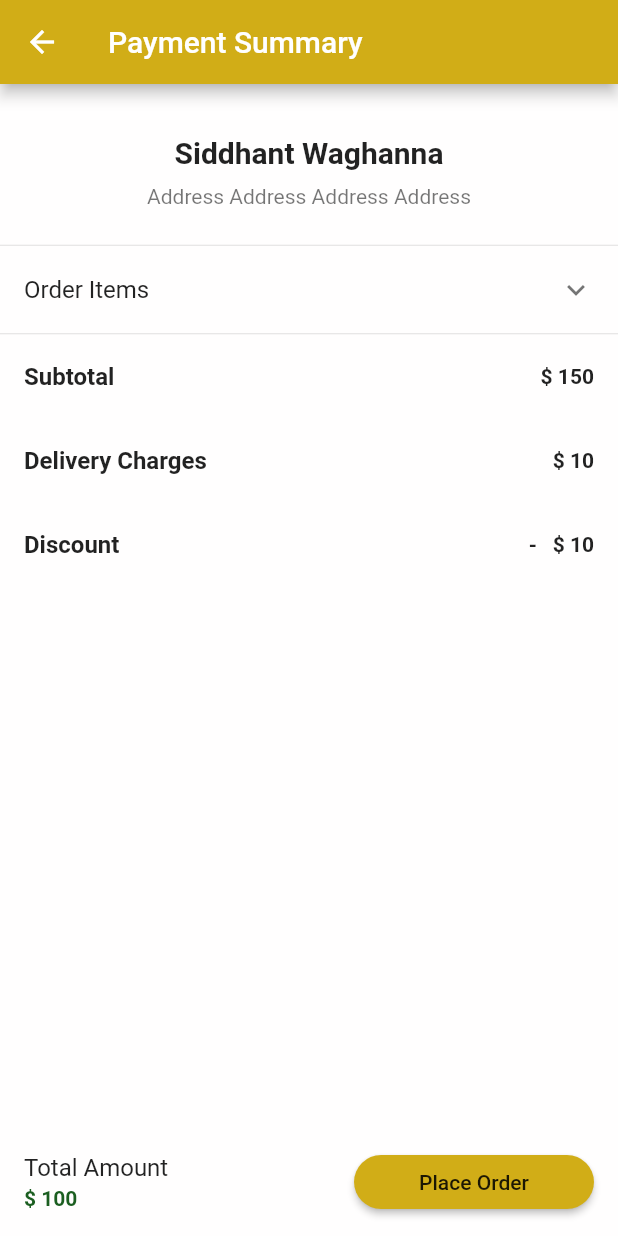
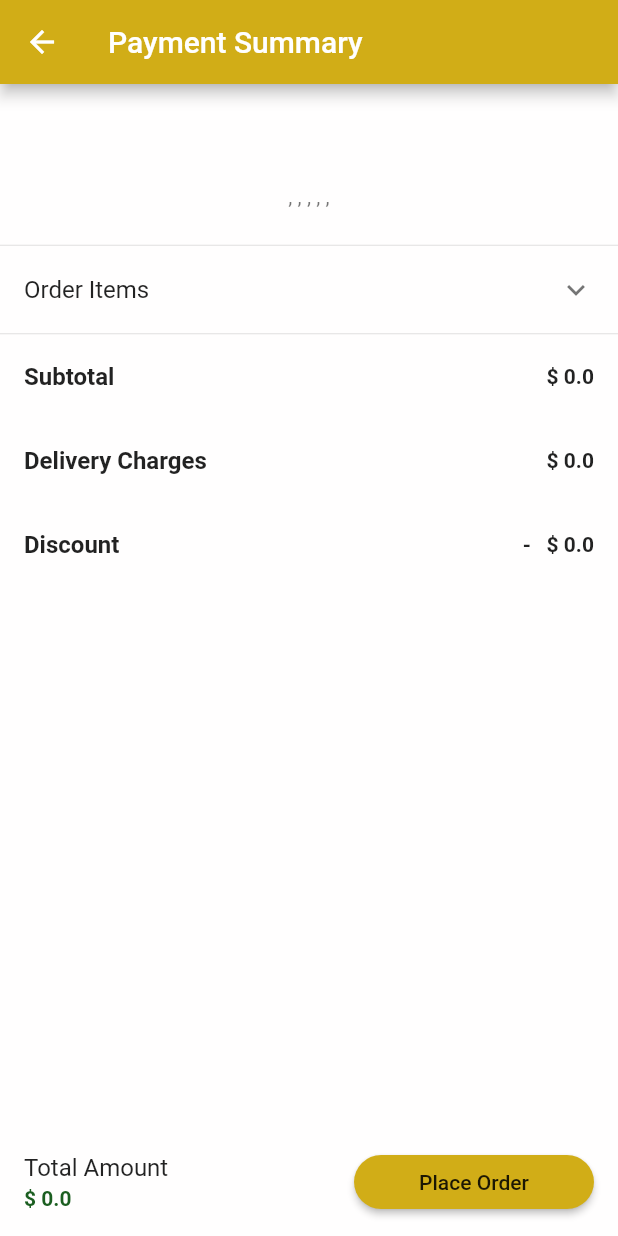
Before and after one commit to tanmay0117/The-Foodie-Express, a Flutter app: the DeliveryDetails screen opened directly, after a tap on "Payment Summary", on a phone screen of 412 x 824 dp. Run offline on Flutter 3.47's test engine with Material 2 defaults, Android fonts, the phone set to English and light mode, and no system bars; our stand-ins replace cloud_firestore, firebase_auth, firebase_core, flutter_signin_button, fluttertoast, google_maps_flutter and 2 more; missing offline and left inert: pay; accounts and stored records are empty.

Commit message:
Integrated Google Maps for setting current location and added GPay screen

```diff
--- /dev/null
+++ b/lib/models/delivery_address.dart
@@ -0,0 +1,23 @@
+class DeliveryAddressModel {
+  late String firstName;
+  late String lastName;
+  late String mobileNo;
+  late String flatNo;
+  late String building;
+  late String society;
+  late String area;
+  late String pincode;
+  late String addressType;
+
+  DeliveryAddressModel({
+    required this.firstName,
+    required this.lastName,
+    required this.mobileNo,
+    required this.flatNo,
+    required this.building,
+    required this.society,
+    required this.area,
+    required this.pincode,
+    required this.addressType,
+  });
+}
--- a/lib/providers/checkout_provider.dart
+++ b/lib/providers/checkout_provider.dart
@@ -3,6 +3,9 @@ import 'package:firebase_auth/firebase_auth.dart';
 import 'package:flutter/cupertino.dart';
 import 'package:fluttertoast/fluttertoast.dart';
 import 'package:food_app/screens/%20check_out/add_new_address/add_new_address.dart';
+import 'package:location/location.dart';
+
+import '../models/delivery_address.dart';
 
 class CheckoutProvider with ChangeNotifier {
   TextEditingController firstName = TextEditingController();
@@ -14,6 +17,7 @@ class CheckoutProvider with ChangeNotifier {
   TextEditingController area = TextEditingController();
   TextEditingController pincode = TextEditingController();
   late AddressTypes myType;
+  late LocationData setLocation;
 
   void validator(context, myType) async {
     if (firstName.text.isEmpty) {
@@ -32,6 +36,8 @@ class CheckoutProvider with ChangeNotifier {
       Fluttertoast.showToast(msg: "Area is empty");
     } else if (pincode.text.isEmpty) {
       Fluttertoast.showToast(msg: "Pincode is empty");
+    } else if (setLocation.longitude == null) {
+      Fluttertoast.showToast(msg: "Set your location");
     } else {
       await FirebaseFirestore.instance
           .collection("AddDeliveryAddress")
@@ -46,6 +52,8 @@ class CheckoutProvider with ChangeNotifier {
         "area": area.text,
         "pincode": pincode.text,
         "addressType": myType.toString(),
+        "latitude": setLocation.latitude,
+        "longitude": setLocation.longitude,
       }).then((value) async {
         await Fluttertoast.showToast(msg: "Added Your Delivery address");
         Navigator.of(context).pop();
@@ -54,4 +62,36 @@ class CheckoutProvider with ChangeNotifier {
       notifyListeners();
     }
   }
+
+  List<DeliveryAddressModel> deliveryAddressDataList = [];
+
+  fetchDeliveryAddressData() async {
+    late DeliveryAddressModel deliveryAddressModel;
+    List<DeliveryAddressModel> newList = [];
+    DocumentSnapshot _db = await FirebaseFirestore.instance
+        .collection("AddDeliveryAddress")
+        .doc(FirebaseAuth.instance.currentUser?.uid)
+        .get();
+    if (_db.exists) {
+      deliveryAddressModel = DeliveryAddressModel(
+        firstName: _db.get("firstName"),
+        lastName: _db.get("lastName"),
+        mobileNo: _db.get("mobileNo"),
+        flatNo: _db.get("flatNo"),
+        building: _db.get("building"),
+        society: _db.get("society"),
+        area: _db.get("area"),
+        pincode: _db.get("pincode"),
+        addressType: _db.get("addressType"),
+      );
+      newList.add(deliveryAddressModel);
+      notifyListeners();
+    }
+    deliveryAddressDataList = newList;
+    notifyListeners();
+  }
+
+  /*List<DeliveryAddressProvider> */ get getDeliveryAddressDataList {
+    return deliveryAddressDataList;
+  }
 }
--- a/lib/screens/ check_out/delivery_details/delivery_details.dart
+++ b/lib/screens/ check_out/delivery_details/delivery_details.dart
@@ -1,18 +1,24 @@
 import 'package:flutter/material.dart';
 import 'package:food_app/config/colors.dart';
+import 'package:food_app/models/delivery_address.dart';
+import 'package:food_app/providers/checkout_provider.dart';
 import 'package:food_app/screens/%20check_out/add_new_address/add_new_address.dart';
 import 'package:food_app/screens/%20check_out/delivery_details/single_address.dart';
 import 'package:food_app/screens/%20check_out/payment_summary/payment_summary.dart';
+import 'package:provider/provider.dart';
 
-class DeliveryDetails extends StatelessWidget {
-  List<Widget> address = [
-    SingleAddress(),
-    SingleAddress(),
-    SingleAddress(),
-    SingleAddress(),
-  ];
+class DeliveryDetails extends StatefulWidget {
+  late DeliveryAddressModel value;
+
+  @override
+  State<DeliveryDetails> createState() => _DeliveryDetailsState();
+}
+
+class _DeliveryDetailsState extends State<DeliveryDetails> {
   @override
   Widget build(BuildContext context) {
+    CheckoutProvider deliveryAddressProvider = Provider.of(context);
+    deliveryAddressProvider.fetchDeliveryAddressData();
     return Scaffold(
       appBar: AppBar(
         backgroundColor: primaryColor,
@@ -40,7 +46,7 @@ class DeliveryDetails extends StatelessWidget {
         child: MaterialButton(
           color: primaryColor,
           onPressed: () {
-            address.isEmpty
+            deliveryAddressProvider.getDeliveryAddressDataList.isEmpty
                 ? Navigator.of(context).push(
                     MaterialPageRoute(
                       builder: (context) => AddNewAddress(),
@@ -48,7 +54,9 @@ class DeliveryDetails extends StatelessWidget {
                   )
                 : Navigator.of(context).push(
                     MaterialPageRoute(
-                      builder: (context) => PaymentSummary(),
+                      builder: (context) => PaymentSummary(
+                        dam: widget.value,
+                      ),
                     ),
                   );
           },
@@ -56,7 +64,9 @@ class DeliveryDetails extends StatelessWidget {
             borderRadius: BorderRadius.circular(30),
           ),
           child: Text(
-            address.isEmpty ? "Add new address" : "Payment Summary",
+            deliveryAddressProvider.getDeliveryAddressDataList.isEmpty
+                ? "Add new address"
+                : "Payment Summary",
             style: TextStyle(color: Colors.white),
           ),
         ),
@@ -75,13 +85,29 @@ class DeliveryDetails extends StatelessWidget {
           Divider(
             height: 1,
           ),
-          address.isEmpty
+          deliveryAddressProvider.getDeliveryAddressDataList.isEmpty
               ? Container(
                   child: Center(child: Text("No Address")),
                 )
               : Column(
                   children: [
-                    ...address,
+                    ...deliveryAddressProvider.getDeliveryAddressDataList
+                        .map((e) {
+                      setState(() {
+                        widget.value = e;
+                      });
+                      return SingleAddress(
+                        address:
+                            "${e.flatNo}, ${e.building}, ${e.society}, ${e.area}, ${e.pincode},",
+                        name: "${e.firstName} ${e.lastName}",
+                        number: e.mobileNo,
+                        addressType: e.addressType == "AddressType.Other"
+                            ? "Other"
+                            : e.addressType == "AddressType.Home"
+                                ? "Home"
+                                : "Work",
+                      );
+                    }).toList(),
                   ],
                 )
         ],
--- a/lib/screens/ check_out/delivery_details/single_address.dart
+++ b/lib/screens/ check_out/delivery_details/single_address.dart
@@ -2,6 +2,16 @@ import 'package:flutter/material.dart';
 import 'package:food_app/config/colors.dart';
 
 class SingleAddress extends StatelessWidget {
+  String address;
+  String name;
+  String number;
+  String addressType;
+  SingleAddress({
+    required this.address,
+    required this.name,
+    required this.number,
+    required this.addressType,
+  });
   @override
   Widget build(BuildContext context) {
     return Column(
@@ -9,20 +19,22 @@ class SingleAddress extends StatelessWidget {
         Padding(
           padding: EdgeInsets.symmetric(vertical: 8),
           child: ListTile(
-            title: Text("Name"),
+            title: Text(
+              name,
+            ),
             subtitle: Column(
               mainAxisAlignment: MainAxisAlignment.spaceEvenly,
               crossAxisAlignment: CrossAxisAlignment.start,
               children: [
                 Text(
-                  "Address Address Address Address Address Address Address Address",
+                  address,
                   style: TextStyle(fontSize: 12),
                 ),
                 SizedBox(
                   height: 5,
                 ),
                 Text(
-                  "Mobile No",
+                  number,
                   style: TextStyle(fontSize: 12),
                 ),
               ],
@@ -36,7 +48,7 @@ class SingleAddress extends StatelessWidget {
               ),
               child: Center(
                 child: Text(
-                  "Home",
+                  addressType,
                   style: TextStyle(color: Colors.white, fontSize: 12),
                 ),
               ),
--- a/lib/screens/ check_out/payment_summary/payment_summary.dart
+++ b/lib/screens/ check_out/payment_summary/payment_summary.dart
@@ -1,9 +1,16 @@
 import 'package:flutter/material.dart';
 import 'package:food_app/config/colors.dart';
+import 'package:food_app/providers/review_cart_provider.dart';
+import 'package:food_app/screens/%20check_out/payment_summary/my_google_pay.dart';
 import 'package:food_app/screens/%20check_out/payment_summary/single_order_item.dart';
+import 'package:food_app/screens/widgets/single_item.dart';
+import 'package:provider/provider.dart';
+
+import '../../../models/delivery_address.dart';
 
 class PaymentSummary extends StatefulWidget {
-  const PaymentSummary({Key? key}) : super(key: key);
+  DeliveryAddressModel dam;
+  PaymentSummary({required this.dam});
 
   @override
   State<PaymentSummary> createState() => _PaymentSummaryState();
@@ -12,6 +19,19 @@ class PaymentSummary extends StatefulWidget {
 class _PaymentSummaryState extends State<PaymentSummary> {
   @override
   Widget build(BuildContext context) {
+    ReviewCartProvider reviewCartProvider = Provider.of(context);
+    reviewCartProvider.fetchReviewCartData();
+
+    double discount = 30;
+    double discountValue = 0.0;
+    double shippingCharges = 0.0;
+    double totalPrice = reviewCartProvider.getTotalPrice();
+    if (totalPrice > 300) {
+      discountValue = (totalPrice * discount) / 100;
+      shippingCharges = 10;
+    }
+    double total = totalPrice - discountValue - shippingCharges;
+
     return Scaffold(
       appBar: AppBar(
         backgroundColor: primaryColor,
@@ -20,7 +40,7 @@ class _PaymentSummaryState extends State<PaymentSummary> {
       bottomNavigationBar: ListTile(
         title: Text('Total Amount'),
         subtitle: Text(
-          '\$ 100',
+          '\$ $total',
           style: TextStyle(
             color: Colors.green[900],
             fontWeight: FontWeight.bold,
@@ -30,7 +50,13 @@ class _PaymentSummaryState extends State<PaymentSummary> {
           width: 160,
           child: MaterialButton(
             child: Text('Place Order'),
-            onPressed: () {},
+            onPressed: () {
+              Navigator.of(context).push(
+                MaterialPageRoute(
+                  builder: (context) => MyGooglePay(),
+                ),
+              );
+            },
             color: primaryColor,
             shape: RoundedRectangleBorder(
               borderRadius: BorderRadius.circular(30),
@@ -40,13 +66,13 @@ class _PaymentSummaryState extends State<PaymentSummary> {
       ),
       body: SingleChildScrollView(
         child: Column(
-          children: const [
+          children: [
             Padding(
               padding: EdgeInsets.only(top: 30),
               child: ListTile(
                 title: Center(
                   child: Text(
-                    "Siddhant Waghanna",
+                    "${widget.dam.firstName} ${widget.dam.lastName}",
                     style: TextStyle(fontSize: 20, fontWeight: FontWeight.bold),
                   ),
                 ),
@@ -54,7 +80,7 @@ class _PaymentSummaryState extends State<PaymentSummary> {
                     child: Padding(
                   padding: EdgeInsets.only(top: 10, bottom: 20),
                   child: Text(
-                    "Address Address Address Address",
+                    "${widget.dam.flatNo}, ${widget.dam.building}, ${widget.dam.society}, ${widget.dam.area}, ${widget.dam.pincode},",
                     style: TextStyle(),
                   ),
                 )),
@@ -66,11 +92,11 @@ class _PaymentSummaryState extends State<PaymentSummary> {
             ExpansionTile(
               title: Text("Order Items"),
               children: [
-                SingleOrderItem(),
-                SingleOrderItem(),
-                SingleOrderItem(),
-                SingleOrderItem(),
-                SingleOrderItem(),
+                ...reviewCartProvider.getReviewCartDataList.map((e) {
+                  return SingleOrderItem(
+                    reviewCartModel: e,
+                  );
+                }).toList(),
               ],
             ),
             Divider(
@@ -84,7 +110,7 @@ class _PaymentSummaryState extends State<PaymentSummary> {
                 ),
               ),
               trailing: Text(
-                "\$ 150",
+                "\$ $totalPrice",
                 style: TextStyle(
                   fontWeight: FontWeight.bold,
                 ),
@@ -98,7 +124,7 @@ class _PaymentSummaryState extends State<PaymentSummary> {
                 ),
               ),
               trailing: Text(
-                "\$ 10",
+                "\$ $shippingCharges",
                 style: TextStyle(
                   fontWeight: FontWeight.bold,
                 ),
@@ -112,7 +138,7 @@ class _PaymentSummaryState extends State<PaymentSummary> {
                 ),
               ),
               trailing: Text(
-                "-   \$ 10",
+                "-   \$ $discountValue",
                 style: TextStyle(
                   fontWeight: FontWeight.bold,
                 ),
--- a/pubspec.yaml
+++ b/pubspec.yaml
@@ -22,6 +22,9 @@ dependencies:
   cloud_firestore: ^4.5.1
   provider: ^6.0.5
   fluttertoast: ^8.2.1
+  location:
+  google_maps_flutter:
+  pay: ^1.1.1
 
 dev_dependencies:
   flutter_test:
```
Also changed, not shown: assets/sample_payment_configuration.json (added, +35 -0 lines), lib/screens/ check_out/add_new_address/add_new_address.dart (+11 -2 lines), lib/screens/ check_out/google_map/google_map.dart (added, +89 -0 lines), lib/screens/ check_out/payment_summary/my_google_pay.dart (added, +52 -0 lines), lib/screens/ check_out/payment_summary/single_order_item.dart (+9 -6 lines), pubspec.lock, 2 other files.
